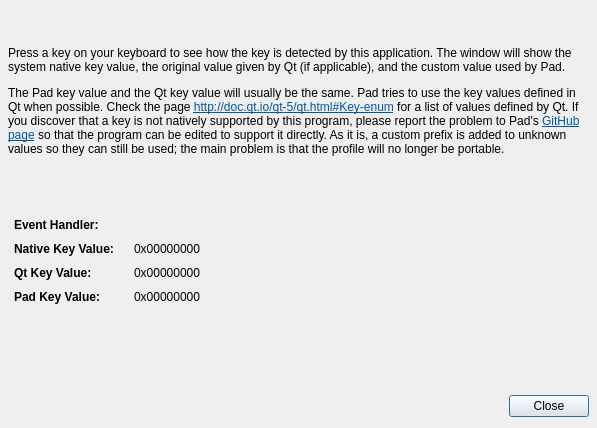
davaughnl/Pad, file src/gui/qkeydisplaydialog.ui: the form before one commit.
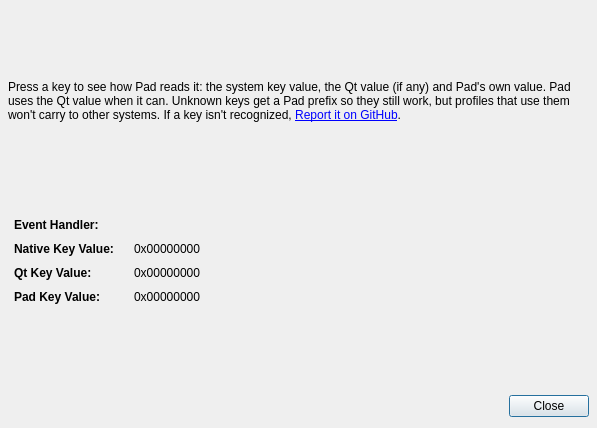
The form after the commit.

The edit to the form file:
```diff
--- a/src/gui/qkeydisplaydialog.ui
+++ b/src/gui/qkeydisplaydialog.ui
@@ -38,7 +38,7 @@
    <item>
     <widget class="QLabel" name="label">
      <property name="text">
-      <string>&lt;html&gt;&lt;head/&gt;&lt;body&gt;&lt;p&gt;Press a key on your keyboard to see how the key is detected by this application. The window will show the system native key value, the original value given by Qt (if applicable), and the custom value used by Pad.&lt;/p&gt;&lt;p&gt;The Pad key value and the Qt key value will usually be the same. Pad tries to use the key values defined in Qt when possible. Check the page &lt;a href=&quot;http://doc.qt.io/qt-5/qt.html#Key-enum&quot;&gt;&lt;span style=&quot; text-decoration: underline; color:#0057ae;&quot;&gt;http://doc.qt.io/qt-5/qt.html#Key-enum&lt;/span&gt;&lt;/a&gt; for a list of values defined by Qt. If you discover that a key is not natively supported by this program, please report the problem to Pad's &lt;a href=&quot;https://github.com/davaughnl/Pad/&quot;&gt;&lt;span style=&quot; text-decoration: underline; color:#0057ae;&quot;&gt;GitHub page&lt;/span&gt;&lt;/a&gt; so that the program can be edited to support it directly. As it is, a custom prefix is added to unknown values so they can still be used; the main problem is that the profile will no longer be portable.&lt;/p&gt;&lt;/body&gt;&lt;/html&gt;</string>
+      <string>&lt;html&gt;&lt;head/&gt;&lt;body&gt;&lt;p&gt;Press a key to see how Pad reads it: the system key value, the Qt value (if any) and Pad's own value. Pad uses the Qt value when it can. Unknown keys get a Pad prefix so they still work, but profiles that use them won't carry to other systems. If a key isn't recognized, &lt;a href="https://github.com/davaughnl/Pad/issues"&gt;Report it on GitHub&lt;/a&gt;.&lt;/p&gt;&lt;/body&gt;&lt;/html&gt;</string>
      </property>
      <property name="textFormat">
       <enum>Qt::AutoText</enum>
```
